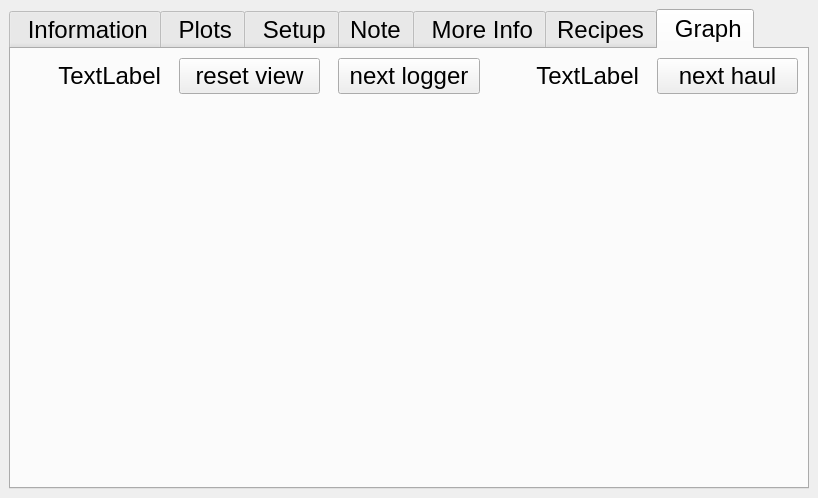
Qt form ddh/gui/designer_main.ui (LowellInstruments/ddh_old) before a commit.
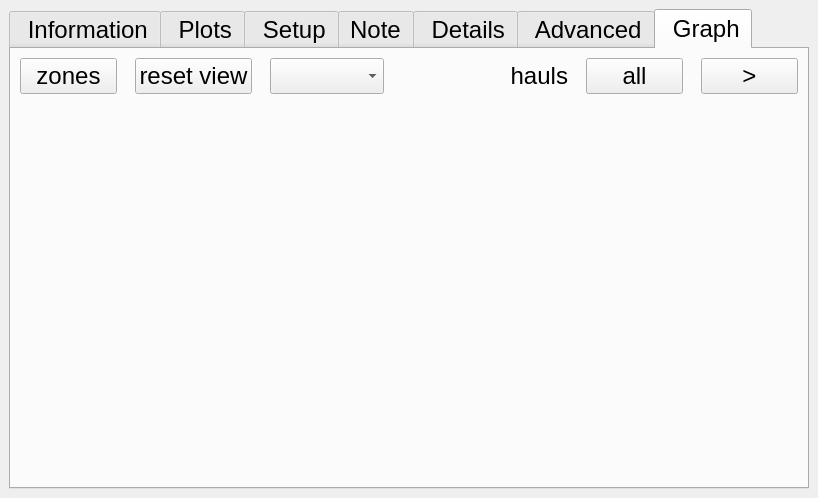
The same form after that commit. Icons and pictures are not drawn.

```diff
--- a/ddh/gui/designer_main.ui
+++ b/ddh/gui/designer_main.ui
@@ -1131,7 +1131,7 @@
       </widget>
       <widget class="QWidget" name="tab_more_info">
        <attribute name="title">
-        <string> More Info</string>
+        <string> Details</string>
        </attribute>
        <layout class="QVBoxLayout" name="verticalLayout_3">
         <item>
@@ -1376,7 +1376,7 @@
       </widget>
       <widget class="QWidget" name="tab_recipes">
        <attribute name="title">
-        <string>Recipes</string>
+        <string> Advanced</string>
        </attribute>
        <layout class="QVBoxLayout" name="verticalLayout_5">
         <item>
@@ -1468,12 +1468,9 @@
            <number>18</number>
           </property>
           <item>
-           <widget class="QLabel" name="lbl_g_paint_zones">
+           <widget class="QPushButton" name="btn_g_paint_zones">
             <property name="text">
-             <string>TextLabel</string>
-            </property>
-            <property name="alignment">
-             <set>Qt::AlignRight|Qt::AlignTrailing|Qt::AlignVCenter</set>
+             <string>zones</string>
             </property>
            </widget>
           </item>
@@ -1485,26 +1482,55 @@
            </widget>
           </item>
           <item>
-           <widget class="QPushButton" name="btn_g_next_logger">
+           <widget class="QComboBox" name="cb_g_sn">
+            <property name="maximumSize">
+             <size>
+              <width>175</width>
+              <height>16777215</height>
+             </size>
+            </property>
+           </widget>
+          </item>
+          <item>
+           <widget class="QLabel" name="lbl_g_prog">
+            <property name="maximumSize">
+             <size>
+              <width>50</width>
+              <height>16777215</height>
+             </size>
+            </property>
             <property name="text">
-             <string>next logger</string>
+             <string/>
             </property>
            </widget>
           </item>
           <item>
-           <widget class="QLabel" name="lbl_g_cycle_haul">
+           <widget class="QLabel" name="label_9">
             <property name="text">
-             <string>TextLabel</string>
+             <string>hauls</string>
             </property>
             <property name="alignment">
              <set>Qt::AlignRight|Qt::AlignTrailing|Qt::AlignVCenter</set>
             </property>
            </widget>
           </item>
+          <item>
+           <widget class="QPushButton" name="lbl_g_cycle_haul">
+            <property name="text">
+             <string>all</string>
+            </property>
+           </widget>
+          </item>
           <item>
            <widget class="QPushButton" name="btn_g_next_haul">
+            <property name="maximumSize">
+             <size>
+              <width>100</width>
+              <height>16777215</height>
+             </size>
+            </property>
             <property name="text">
-             <string>next haul</string>
+             <string>&gt;</string>
             </property>
            </widget>
           </item>
```
Left out of the diff: 2 changed lines with no effect on the pictures.
